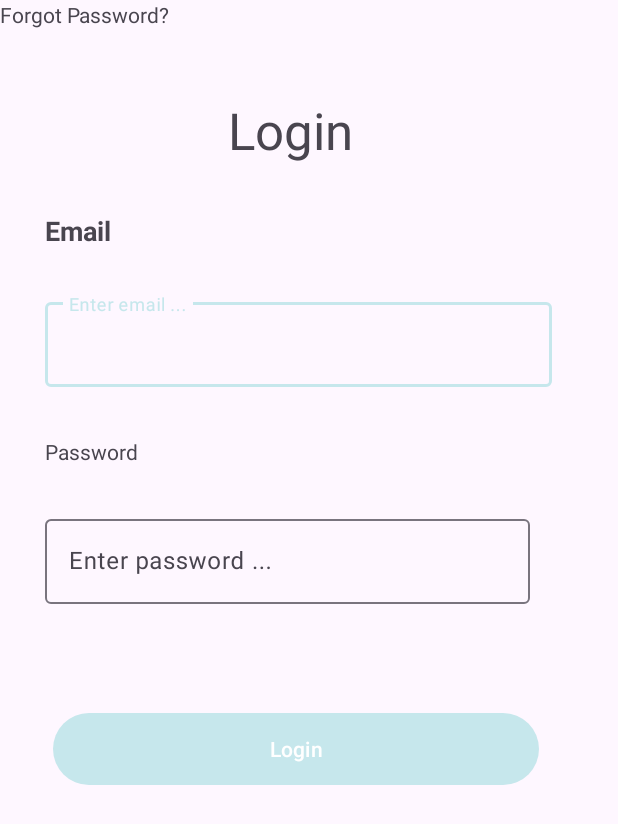
After one commit to Hyesoo1122/INFS3605_Solario, an Android app: the layout login_page.xml on its own in the app's theme, with its tools: preview values and no code run, on a phone screen of 412 x 824 dp. The commit adds this screen. Shown: the top 824 px of the screen. Run offline under Robolectric (Android 15) with nearby library versions, the phone set to English and light mode, and no system bars.

Commit message:
login and signup

```diff
--- /dev/null
+++ b/app/src/main/res/layout/login_page.xml
@@ -0,0 +1,88 @@
+<?xml version="1.0" encoding="utf-8"?>
+<androidx.constraintlayout.widget.ConstraintLayout xmlns:android="http://schemas.android.com/apk/res/android"
+    xmlns:app="http://schemas.android.com/apk/res-auto"
+    xmlns:tools="http://schemas.android.com/tools"
+    android:layout_width="match_parent"
+    android:layout_height="match_parent">
+
+    <TextView
+        android:id="@+id/textView27"
+        android:layout_width="wrap_content"
+        android:layout_height="wrap_content"
+        android:layout_marginStart="152dp"
+        android:layout_marginTop="64dp"
+        android:text="Login"
+        android:textAppearance="@style/TextAppearance.AppCompat.Display1"
+        app:layout_constraintStart_toStartOf="parent"
+        app:layout_constraintTop_toTopOf="parent" />
+
+    <TextView
+        android:id="@+id/textView31"
+        android:layout_width="wrap_content"
+        android:layout_height="wrap_content"
+        android:layout_marginStart="30dp"
+        android:layout_marginTop="141dp"
+        android:text="Email"
+        android:textAppearance="@style/TextAppearance.AppCompat.Medium"
+        android:textStyle="bold"
+        app:layout_constraintStart_toStartOf="parent"
+        app:layout_constraintTop_toTopOf="parent" />
+
+    <com.google.android.material.textfield.TextInputLayout
+        android:id="@+id/textInputLayout4"
+        android:layout_width="338dp"
+        android:layout_height="65dp"
+        android:layout_marginStart="30dp"
+        android:layout_marginTop="30dp"
+        app:layout_constraintStart_toStartOf="parent"
+        app:layout_constraintTop_toBottomOf="@+id/textView31">
+
+        <com.google.android.material.textfield.TextInputEditText
+            android:layout_width="match_parent"
+            android:layout_height="wrap_content"
+            android:hint="Enter email ..." />
+    </com.google.android.material.textfield.TextInputLayout>
+
+    <TextView
+        android:id="@+id/textView32"
+        android:layout_width="wrap_content"
+        android:layout_height="wrap_content"
+        android:layout_marginStart="30dp"
+        android:layout_marginTop="30dp"
+        android:text="Password"
+        app:layout_constraintStart_toStartOf="parent"
+        app:layout_constraintTop_toBottomOf="@+id/textInputLayout4" />
+
+    <com.google.android.material.textfield.TextInputLayout
+        android:id="@+id/textInputLayout5"
+        android:layout_width="323dp"
+        android:layout_height="65dp"
+        android:layout_marginStart="30dp"
+        android:layout_marginTop="30dp"
+        app:layout_constraintStart_toStartOf="parent"
+        app:layout_constraintTop_toBottomOf="@+id/textView32">
+
+        <com.google.android.material.textfield.TextInputEditText
+            android:layout_width="match_parent"
+            android:layout_height="wrap_content"
+            android:hint="Enter password ..." />
+    </com.google.android.material.textfield.TextInputLayout>
+
+    <Button
+        android:id="@+id/button8"
+        android:layout_width="324dp"
+        android:layout_height="56dp"
+        android:layout_marginStart="35dp"
+        android:layout_marginTop="65dp"
+        android:text="Login"
+        app:layout_constraintStart_toStartOf="parent"
+        app:layout_constraintTop_toBottomOf="@+id/textInputLayout5" />
+
+    <TextView
+        android:id="@+id/textView33"
+        android:layout_width="wrap_content"
+        android:layout_height="wrap_content"
+        android:text="Forgot Password?"
+        tools:layout_editor_absoluteX="139dp"
+        tools:layout_editor_absoluteY="590dp" />
+</androidx.constraintlayout.widget.ConstraintLayout>
--- a/app/src/main/res/layout/maintenance_two.xml
+++ b/app/src/main/res/layout/maintenance_two.xml
@@ -36,10 +36,10 @@
     <androidx.appcompat.widget.Toolbar
         android:id="@+id/toolbar11"
         android:layout_width="391dp"
-        android:layout_height="wrap_content"
+        android:layout_height="64dp"
         android:background="?attr/colorPrimary"
         android:minHeight="?attr/actionBarSize"
         android:theme="?attr/actionBarTheme"
-        tools:layout_editor_absoluteX="1dp"
-        tools:layout_editor_absoluteY="5dp" />
+        app:layout_constraintStart_toStartOf="parent"
+        app:layout_constraintTop_toTopOf="parent" />
 </androidx.constraintlayout.widget.ConstraintLayout>
```
Also changed, not shown: app/src/main/res/layout/learning_question_one.xml (+22 -24 lines), app/src/main/res/layout/signup_page.xml (added, +125 -0 lines), app/src/main/res/layout/welcome_page.xml (added, +31 -0 lines).
